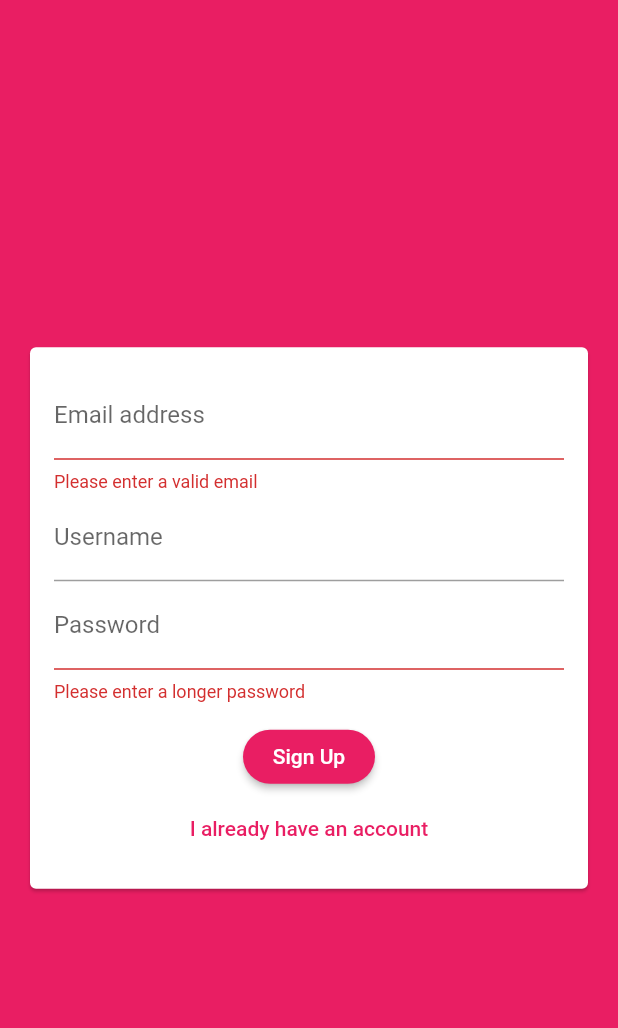
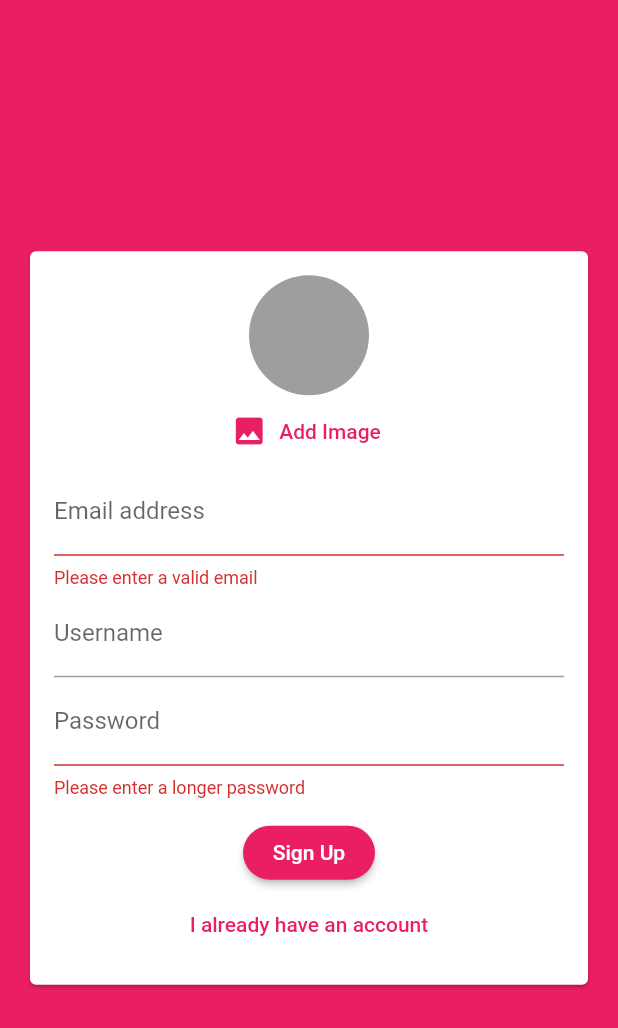
Before and after one commit to dahnny/my_chat, a Flutter app: the screen it shows after launch, after a tap on "Login", after a tap on "Create an account", on a phone screen of 412 x 824 dp. Shown: the top 1028 px of the screen. Run offline on Flutter 3.47's test engine with Material 2 defaults, Android fonts, the phone set to English and light mode, and no system bars; our stand-ins replace cloud_firestore, firebase_auth, image_picker; accounts and stored records are empty.

Commit message:
image picker

```diff
--- a/lib/screens/auth_screen.dart
+++ b/lib/screens/auth_screen.dart
@@ -30,7 +30,7 @@ class _AuthScreenState extends State<AuthScreen> {
         authResult = await _auth.createUserWithEmailAndPassword(
             email: email, password: password);
 
-        await Firestore.instance.collection('user').document(authResult.user.uid).setData({
+        await Firestore.instance.collection('users').document(authResult.user.uid).setData({
           'username':userName,
           'email':email
         });
--- a/lib/widgets/auth/auth_form.dart
+++ b/lib/widgets/auth/auth_form.dart
@@ -1,4 +1,7 @@
+import 'dart:io';
+
 import 'package:flutter/material.dart';
+import 'package:my_chat/widgets/auth/pickers/pick_image.dart';
 
 class AuthForm extends StatefulWidget {
   final bool _isLoading;
@@ -17,16 +20,30 @@ class _AuthFormState extends State<AuthForm> {
   String _emailAddress = '';
   String _userName = '';
   String _password = '';
+  var _userImageFile;
 
   void _trySubmit() {
     final isValid = _formKey.currentState.validate();
     FocusScope.of(context).unfocus();
 
+    if (_userImageFile == null) {
+      Scaffold.of(context).showSnackBar(
+        SnackBar(
+          content: Text('Please input a user Image'),
+          backgroundColor: Theme.of(context).errorColor,
+        ),
+      );
+      return;
+    }
     if (isValid) {
       _formKey.currentState.save();
       widget.submitFn(_emailAddress.trim(), _userName.trim(), _password.trim(),
           _isLogin, context);
     }
+  }
+
+  void _pickedImage(File image) {
+    _userImageFile = image;
   }
 
   @override
@@ -42,6 +59,7 @@ class _AuthFormState extends State<AuthForm> {
                 child: Column(
                   mainAxisSize: MainAxisSize.min,
                   children: <Widget>[
+                    if (!_isLogin) PickImage(_pickedImage),
                     TextFormField(
                       key: ValueKey('email'),
                       validator: (value) {
--- a/lib/widgets/auth/chat/messages.dart
+++ b/lib/widgets/auth/chat/messages.dart
@@ -27,6 +27,7 @@ class Messages extends StatelessWidget {
                   itemBuilder: (ctx, index) => MessageBubble(
 //                    This gets the documents with a text key
                     chatDocs[index]['text'],
+                    chatDocs[index]['userName'],
 //                    This sets the key userId to the current user UID
                     chatDocs[index]['userId'] == futureSnapshot.data.uid,
 //                    used to efficiently update the list
--- /dev/null
+++ b/lib/widgets/auth/pickers/pick_image.dart
@@ -0,0 +1,46 @@
+import 'dart:io';
+
+import 'package:flutter/material.dart';
+import 'package:image_picker/image_picker.dart';
+
+class PickImage extends StatefulWidget {
+  final void Function(File pickedImage) pickImageFn;
+
+  PickImage(this.pickImageFn);
+
+  @override
+  _PickImageState createState() => _PickImageState();
+}
+
+class _PickImageState extends State<PickImage> {
+  File _pickedImage;
+
+  void _pickImage() async {
+    final pickedUserImage =
+        await ImagePicker.pickImage(source: ImageSource.camera);
+    setState(() {
+      _pickedImage = pickedUserImage;
+    });
+    widget.pickImageFn(_pickedImage);
+  }
+
+  @override
+  Widget build(BuildContext context) {
+    return Column(
+      children: <Widget>[
+        CircleAvatar(
+          radius: 40,
+          backgroundImage:
+              _pickedImage != null ? FileImage(_pickedImage) : null,
+          backgroundColor: Colors.grey,
+        ),
+        FlatButton.icon(
+          onPressed: _pickImage,
+          textColor: Theme.of(context).primaryColor,
+          icon: Icon(Icons.image),
+          label: Text('Add Image'),
+        ),
+      ],
+    );
+  }
+}
--- a/pubspec.yaml
+++ b/pubspec.yaml
@@ -30,6 +30,8 @@ dependencies:
   cupertino_icons: ^0.1.3
   cloud_firestore: ^0.13.5
   firebase_auth: ^0.16.0
+  image_picker: ^0.6.6+4
+  firebase_storage: ^3.1.5
 
 dev_dependencies:
   flutter_test:
```
Also changed, not shown: lib/widgets/auth/chat/message_bubble.dart (+15 -7 lines), lib/widgets/auth/chat/new_message.dart (+11 -3 lines), pubspec.lock.
